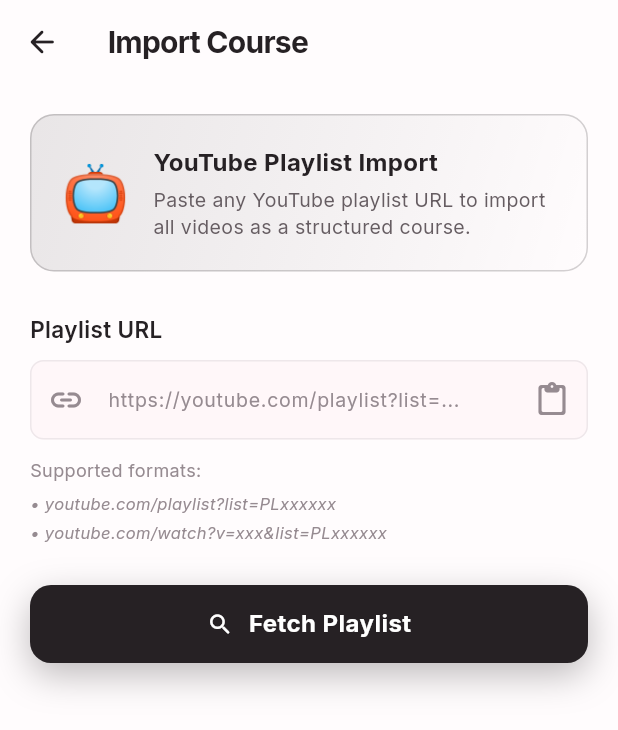
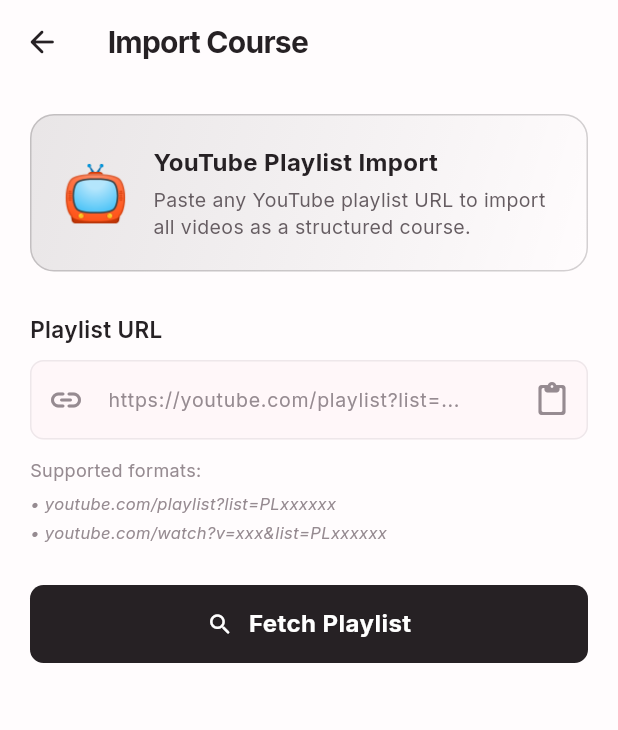
Before and after one commit to kartikpuranik18-glitch/doeet, a Flutter app: the ImportCourseScreen screen opened by its route, on a phone screen of 412 x 824 dp. Shown: the top 730 px of the screen. Run offline on Flutter 3.47's test engine with Material 3 defaults, Android fonts, the phone set to English and light mode, and no system bars; drawn by our look-alikes of flutter_animate; our stand-ins replace cloud_firestore, cloud_functions, firebase_auth, firebase_core, fl_chart, flutter_markdown and 9 more; accounts and stored records are empty; statements that could not run were skipped.

Commit message:
feat: refresh dooet learning and employment UI (lib/core/widgets/gradient_button.dart)

```diff
--- a/lib/core/widgets/gradient_button.dart
+++ b/lib/core/widgets/gradient_button.dart
@@ -2,7 +2,7 @@
 import 'package:flutter/material.dart';
 import '../constants/app_colors.dart';
 
-/// Primary CTA button with gradient background and press animation
+/// Primary CTA with a compact, distraction-free presentation.
 class GradientButton extends StatefulWidget {
   const GradientButton({
     super.key,
@@ -12,7 +12,7 @@ class GradientButton extends StatefulWidget {
     this.icon,
     this.isLoading = false,
     this.height = 52,
-    this.borderRadius = 14,
+    this.borderRadius = 9,
   });
 
   final String label;
@@ -69,15 +69,8 @@ class _GradientButtonState extends State<GradientButton>
         child: Container(
           height: widget.height,
           decoration: BoxDecoration(
-            gradient: widget.gradient ?? AppColors.primaryGradient,
+            color: AppColors.primary,
             borderRadius: BorderRadius.circular(widget.borderRadius),
-            boxShadow: [
-              BoxShadow(
-                color: AppColors.primary.withOpacity(0.3),
-                blurRadius: 20,
-                offset: const Offset(0, 8),
-              ),
-            ],
           ),
           child: Center(
             child: widget.isLoading
```
